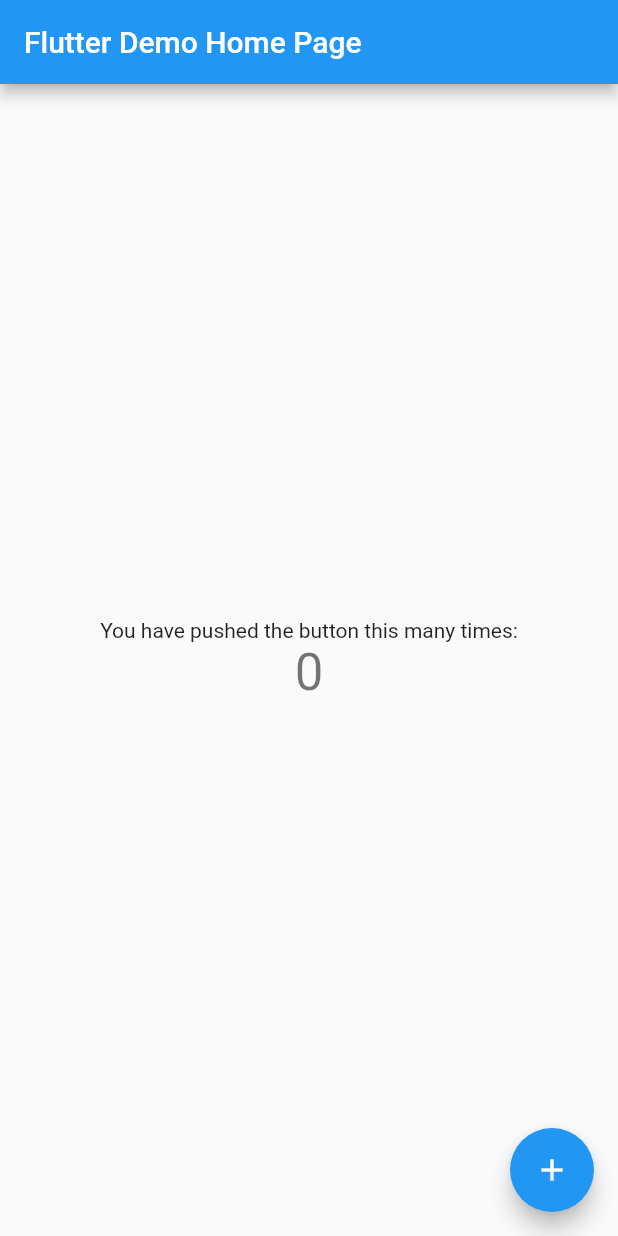
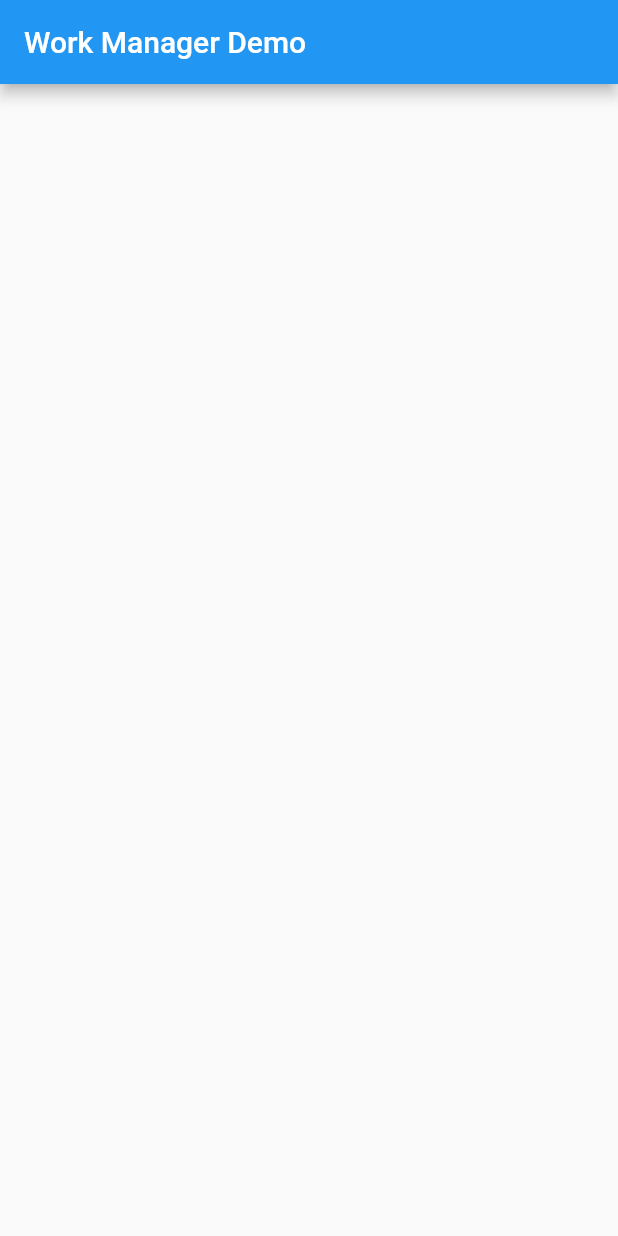
Before and after one commit to marufrobin/workmanager_demo, a Flutter app: the screen it shows after launch, on a phone screen of 412 x 824 dp. Run offline on Flutter 3.47's test engine with Material 2 defaults, Android fonts, the phone set to English and light mode, and no system bars.

Commit message:
home page created

```diff
--- /dev/null
+++ b/lib/home_page.dart
@@ -0,0 +1,14 @@
+import 'package:flutter/material.dart';
+
+class HomePage extends StatelessWidget {
+  const HomePage({Key? key}) : super(key: key);
+
+  @override
+  Widget build(BuildContext context) {
+    return Scaffold(
+      appBar: AppBar(
+        title: Text("Work Manager Demo"),
+      ),
+    );
+  }
+}
--- a/lib/main.dart
+++ b/lib/main.dart
@@ -1,4 +1,5 @@
 import 'package:flutter/material.dart';
+import 'package:workmanager_demo/home_page.dart';
 
 void main() {
   runApp(const MyApp());
@@ -13,103 +14,9 @@ class MyApp extends StatelessWidget {
     return MaterialApp(
       title: 'Flutter Demo',
       theme: ThemeData(
-        // This is the theme of your application.
-        //
-        // Try running your application with "flutter run". You'll see the
-        // application has a blue toolbar. Then, without quitting the app, try
-        // changing the primarySwatch below to Colors.green and then invoke
-        // "hot reload" (press "r" in the console where you ran "flutter run",
-        // or simply save your changes to "hot reload" in a Flutter IDE).
-        // Notice that the counter didn't reset back to zero; the application
-        // is not restarted.
         primarySwatch: Colors.blue,
       ),
-      home: const MyHomePage(title: 'Flutter Demo Home Page'),
+      home: HomePage(),
     );
   }
 }
-
-class MyHomePage extends StatefulWidget {
-  const MyHomePage({super.key, required this.title});
-
-  // This widget is the home page of your application. It is stateful, meaning
-  // that it has a State object (defined below) that contains fields that affect
-  // how it looks.
-
-  // This class is the configuration for the state. It holds the values (in this
-  // case the title) provided by the parent (in this case the App widget) and
-  // used by the build method of the State. Fields in a Widget subclass are
-  // always marked "final".
-
-  final String title;
-
-  @override
-  State<MyHomePage> createState() => _MyHomePageState();
-}
-
-class _MyHomePageState extends State<MyHomePage> {
-  int _counter = 0;
-
-  void _incrementCounter() {
-    setState(() {
-      // This call to setState tells the Flutter framework that something has
-      // changed in this State, which causes it to rerun the build method below
-      // so that the display can reflect the updated values. If we changed
-      // _counter without calling setState(), then the build method would not be
-      // called again, and so nothing would appear to happen.
-      _counter++;
-    });
-  }
-
-  @override
-  Widget build(BuildContext context) {
-    // This method is rerun every time setState is called, for instance as done
-    // by the _incrementCounter method above.
-    //
-    // The Flutter framework has been optimized to make rerunning build methods
-    // fast, so that you can just rebuild anything that needs updating rather
-    // than having to individually change instances of widgets.
-    return Scaffold(
-      appBar: AppBar(
-        // Here we take the value from the MyHomePage object that was created by
-        // the App.build method, and use it to set our appbar title.
-        title: Text(widget.title),
-      ),
-      body: Center(
-        // Center is a layout widget. It takes a single child and positions it
-        // in the middle of the parent.
-        child: Column(
-          // Column is also a layout widget. It takes a list of children and
-          // arranges them vertically. By default, it sizes itself to fit its
-          // children horizontally, and tries to be as tall as its parent.
-          //
-          // Invoke "debug painting" (press "p" in the console, choose the
-          // "Toggle Debug Paint" action from the Flutter Inspector in Android
-          // Studio, or the "Toggle Debug Paint" command in Visual Studio Code)
-          // to see the wireframe for each widget.
-          //
-          // Column has various properties to control how it sizes itself and
-          // how it positions its children. Here we use mainAxisAlignment to
-          // center the children vertically; the main axis here is the vertical
-          // axis because Columns are vertical (the cross axis would be
-          // horizontal).
-          mainAxisAlignment: MainAxisAlignment.center,
-          children: <Widget>[
-            const Text(
-              'You have pushed the button this many times:',
-            ),
-            Text(
-              '$_counter',
-              style: Theme.of(context).textTheme.headlineMedium,
-            ),
-          ],
-        ),
-      ),
-      floatingActionButton: FloatingActionButton(
-        onPressed: _incrementCounter,
-        tooltip: 'Increment',
-        child: const Icon(Icons.add),
-      ), // This trailing comma makes auto-formatting nicer for build methods.
-    );
-  }
-}
```
Also changed, not shown: 1 other file.
